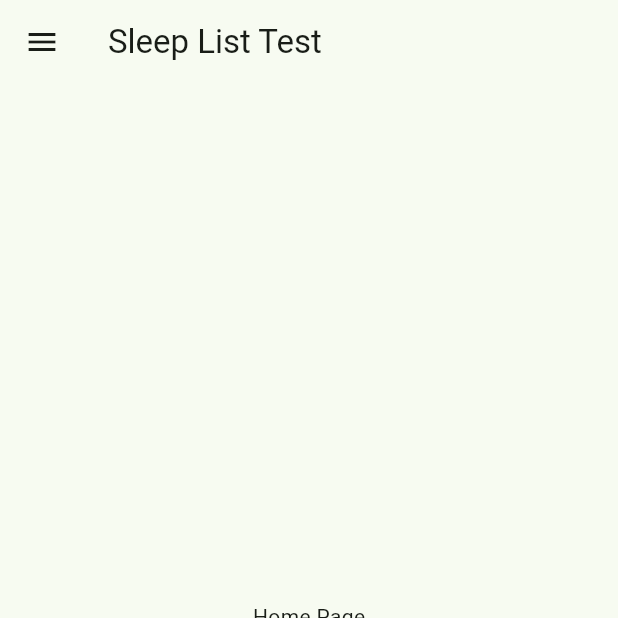
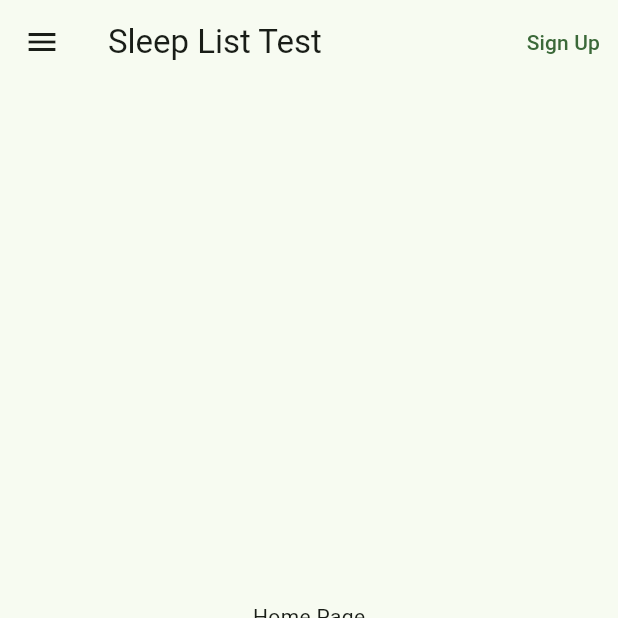
Before and after one commit to GianDMarquez/sleepybuddy, a Flutter app: the screen it shows after launch, on a phone screen of 412 x 824 dp, the top half of it. Run offline on Flutter 3.47's test engine with Material 3 defaults, Android fonts, the phone set to English and light mode, and no system bars.

Commit message:
make sign up

```diff
--- a/lib/main.dart
+++ b/lib/main.dart
@@ -82,6 +82,14 @@ class _MyHomePageState extends State<MyHomePage> {
     return Scaffold(
       appBar: AppBar(
         title: const Text('Sleep List Test'),
+        actions: <Widget>[
+          TextButton(
+            onPressed: () {
+              //handle
+            },
+            child: const Text('Sign Up'))
+        ]
+        //top bar
       ),
       drawer: _AndroidDrawer(), // Use _AndroidDrawer as the drawer
       body: Center(
```
